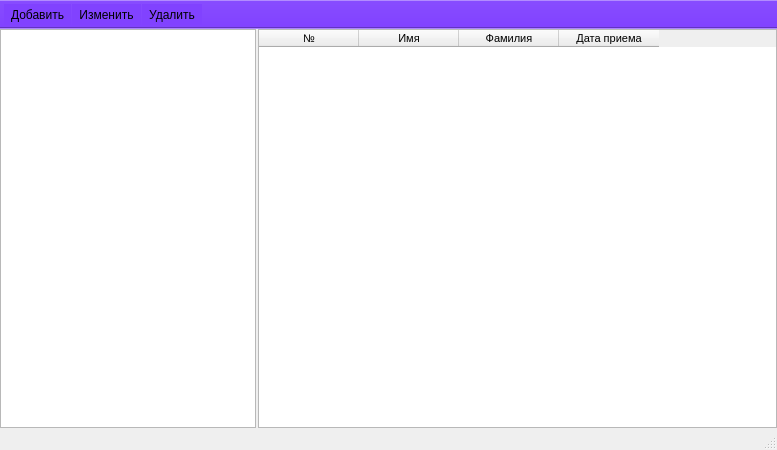
Before: the Qt Designer form ui/staff.ui in Meller008/CRM-Avi, drawn with Qt 5.
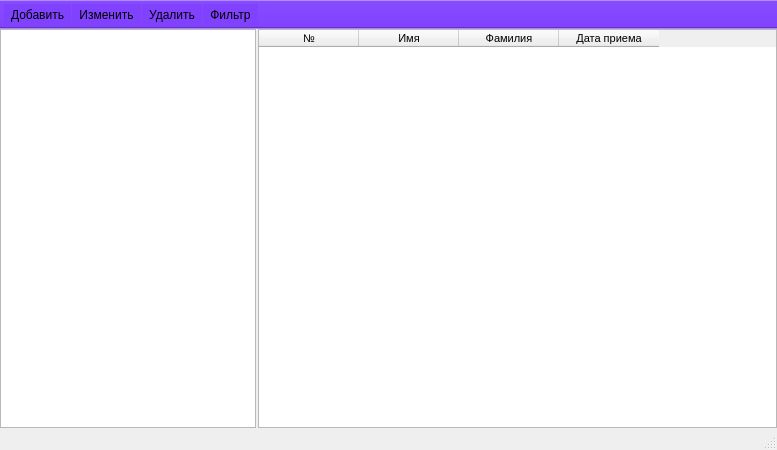
After: the same form once the commit is applied.

What changed in the file:
```diff
--- a/ui/staff.ui
+++ b/ui/staff.ui
@@ -110,6 +110,7 @@
    <addaction name="pb_add"/>
    <addaction name="pb_change"/>
    <addaction name="pb_dell"/>
+   <addaction name="pb_filter"/>
   </widget>
   <action name="pb_add">
    <property name="text">
@@ -126,6 +127,11 @@
     <string>Удалить</string>
    </property>
   </action>
+  <action name="pb_filter">
+   <property name="text">
+    <string>Фильтр</string>
+   </property>
+  </action>
  </widget>
  <resources/>
  <connections>
```
Left out of the diff: 17 changed lines with no effect on the pictures.
